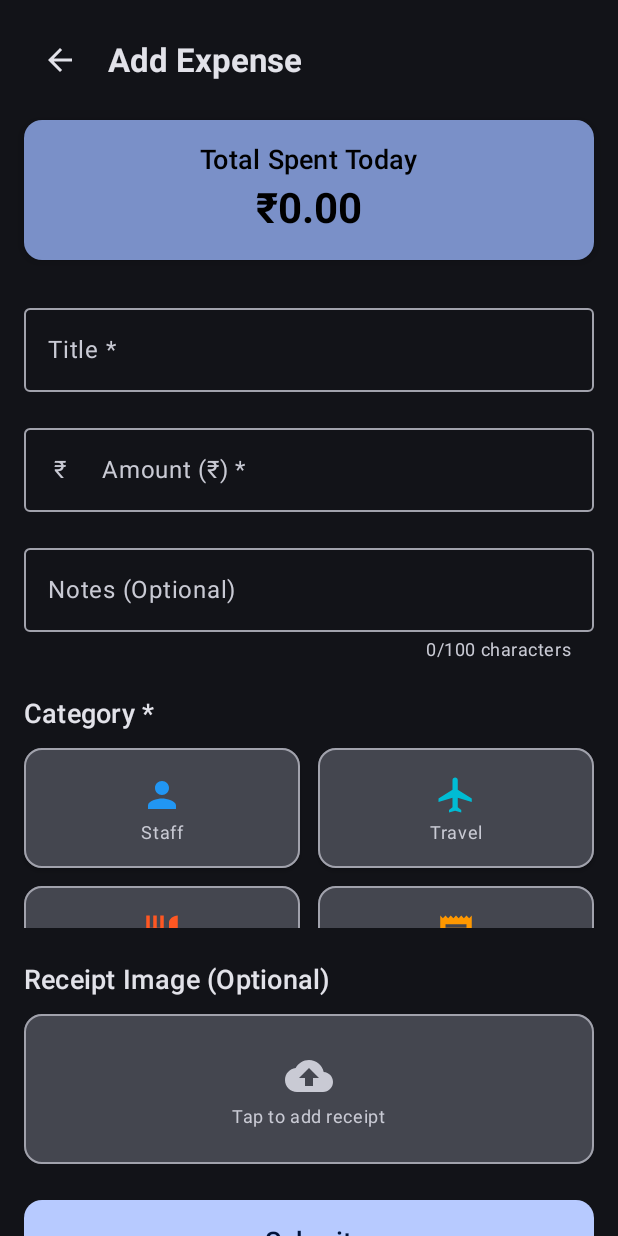
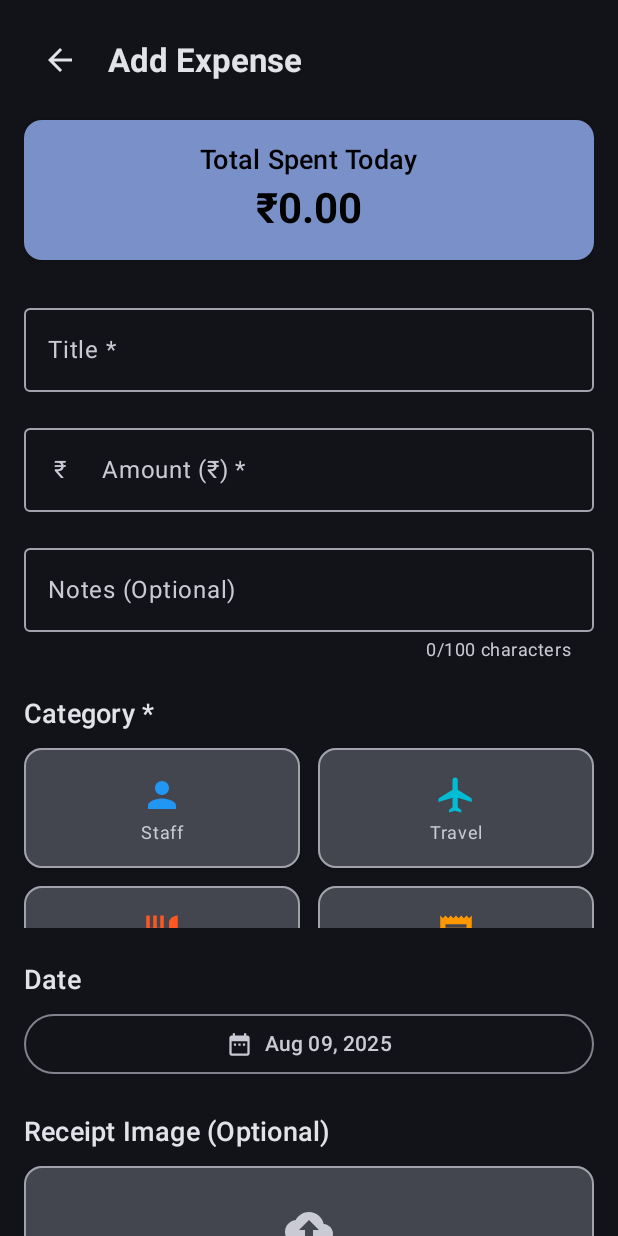
Before and after one commit to kartik-ashok/kotilinAssessmentApp, an Android app built with Jetpack Compose: the screen it shows after launch (MainActivity), after a tap on "Add Expense", on a phone screen of 412 x 824 dp. Run offline under Robolectric (Android 15) with nearby library versions, the phone set to English and light mode, and no system bars; our stand-ins replace Room's generated code; libraries missing offline, so code that uses them is left out: com.itextpdf.text; pictures from the network do not load; 2 other taps on this screen came first.

Commit message:
UI layout ideas MVVM structuring ViewModel/Data class generation UX feedback and enhancements Prompt tuning and retries Code comments & README help

```diff
--- a/kotlinAssessmentApp/app/src/main/java/com/example/kotlinassessmentapp/data/repository/ExpenseRepository.kt
+++ b/kotlinAssessmentApp/app/src/main/java/com/example/kotlinassessmentapp/data/repository/ExpenseRepository.kt
@@ -40,51 +40,7 @@ class ExpenseRepository private constructor(private val context: Context) : IExp
 
     override val expenses: Flow<List<Expense>> = expenseDao.getAllExpenses()
 
-    // Initialize with sample data on first run
-    init {
-        CoroutineScope(Dispatchers.IO).launch {
-            initializeSampleData()
-        }
-    }
-
-    private suspend fun initializeSampleData() {
-        try {
-            // Check if database is empty and add sample data
-            val currentExpenses = expenseDao.getAllExpenses()
-            currentExpenses.collect { expenseList ->
-                if (expenseList.isEmpty()) {
-                    val sampleExpenses = listOf(
-                        Expense(
-                            title = "Lunch at Restaurant",
-                            amount = 25.50,
-                            category = Categories.FOOD,
-                            description = "Lunch with colleagues",
-                            date = LocalDateTime.now().minusDays(1)
-                        ),
-                        Expense(
-                            title = "Gas Station",
-                            amount = 45.00,
-                            category = Categories.TRAVEL,
-                            description = "Weekly fuel",
-                            date = LocalDateTime.now().minusDays(2)
-                        ),
-                        Expense(
-                            title = "Grocery Shopping",
-                            amount = 85.30,
-                            category = Categories.FOOD,
-                            description = "Weekly groceries",
-                            date = LocalDateTime.now().minusDays(3)
-                        )
-                    )
-                    expenseDao.insertExpenses(sampleExpenses)
-                }
-                return@collect // Exit after first emission
-            }
-        } catch (e: Exception) {
-            // Handle initialization error gracefully
-            android.util.Log.e("ExpenseRepository", "Failed to initialize sample data", e)
-        }
-    }
+    // Repository initialized - clean start without dummy data
 
     override suspend fun addExpense(expense: Expense) {
         expenseDao.insertExpense(expense)
@@ -186,6 +142,7 @@ class ExpenseRepository private constructor(private val context: Context) : IExp
         return fileExportManager.createShareIntent(pdfResult.uri)
     }
 
+
     suspend fun getShareableReportData(): String {
         val expenses = getCurrentExpensesList()
         val totalAmount = expenses.sumOf { it.amount }
--- a/kotlinAssessmentApp/app/src/main/java/com/example/kotlinassessmentapp/ui/components/ExpenseItem.kt
+++ b/kotlinAssessmentApp/app/src/main/java/com/example/kotlinassessmentapp/ui/components/ExpenseItem.kt
@@ -5,6 +5,7 @@ import androidx.compose.foundation.clickable
 import androidx.compose.foundation.layout.*
 import androidx.compose.foundation.shape.CircleShape
 import androidx.compose.foundation.shape.RoundedCornerShape
+
 import androidx.compose.material.icons.Icons
 import androidx.compose.material.icons.filled.Delete
 import androidx.compose.material3.*
--- a/kotlinAssessmentApp/app/src/main/java/com/example/kotlinassessmentapp/ui/screens/AddExpenseScreen.kt
+++ b/kotlinAssessmentApp/app/src/main/java/com/example/kotlinassessmentapp/ui/screens/AddExpenseScreen.kt
@@ -27,6 +27,7 @@ import androidx.compose.ui.platform.LocalContext
 import androidx.compose.ui.text.font.FontWeight
 import androidx.compose.ui.text.input.KeyboardType
 import androidx.compose.ui.text.style.TextAlign
+import androidx.compose.ui.graphics.graphicsLayer
 import androidx.compose.ui.unit.dp
 import androidx.lifecycle.viewmodel.compose.viewModel
 import com.example.kotlinassessmentapp.data.model.Categories
@@ -81,6 +82,8 @@ fun AddExpenseScreen(
     var selectedCategory by remember { mutableStateOf<Category?>(null) }
     var receiptImageUri by remember { mutableStateOf<Uri?>(null) }
     var isLoadingExpense by remember { mutableStateOf(isEditMode) }
+    var selectedDate by remember { mutableStateOf(LocalDateTime.now()) }
+    var showDatePicker by remember { mutableStateOf(false) }
 
     // UI state
     var showError by remember { mutableStateOf(false) }
@@ -187,10 +190,26 @@ fun AddExpenseScreen(
         return
     }
 
-    // Animation states
+    // Enhanced Animation states
     val submitButtonScale by animateFloatAsState(
         targetValue = if (isSubmitting) 0.95f else 1f,
-        animationSpec = tween(100)
+        animationSpec = spring(
+            dampingRatio = Spring.DampingRatioMediumBouncy,
+            stiffness = Spring.StiffnessLow
+        )
+    )
+
+    val formAlpha by animateFloatAsState(
+        targetValue = if (isLoadingExpense) 0.5f else 1f,
+        animationSpec = tween(300)
+    )
+
+    val successScale by animateFloatAsState(
+        targetValue = if (showSuccessAnimation) 1.2f else 0f,
+        animationSpec = spring(
+            dampingRatio = Spring.DampingRatioMediumBouncy,
+            stiffness = Spring.StiffnessMedium
+        )
     )
 
     Column(
@@ -198,6 +217,8 @@ fun AddExpenseScreen(
             .fillMaxSize()
             .verticalScroll(rememberScrollState())
             .padding(16.dp)
+            .graphicsLayer(alpha = formAlpha)
+            .animateContentSize()
     ) {
         // Top Bar
         Row(
@@ -335,6 +356,32 @@ fun AddExpenseScreen(
                 color = MaterialTheme.colorScheme.error,
                 style = MaterialTheme.typography.bodySmall,
                 modifier = Modifier.padding(start = 16.dp, top = 4.dp)
+            )
+        }
+
+        Spacer(modifier = Modifier.height(24.dp))
+
+        // Date Selection
+        Text(
+            text = "Date",
+            style = MaterialTheme.typography.titleMedium,
+            fontWeight = FontWeight.SemiBold
+        )
+
+        Spacer(modifier = Modifier.height(8.dp))
+
+        OutlinedButton(
+            onClick = { showDatePicker = true },
+            modifier = Modifier.fillMaxWidth()
+        ) {
+            Icon(
+                Icons.Default.DateRange,
+                contentDescription = null,
+                modifier = Modifier.size(18.dp)
+            )
+            Spacer(modifier = Modifier.width(8.dp))
+            Text(
+                text = selectedDate.format(java.time.format.DateTimeFormatter.ofPattern("MMM dd, yyyy"))
             )
         }
 
@@ -485,7 +532,8 @@ fun AddExpenseScreen(
                                 amount = amount.toDouble(),
                                 category = selectedCategory!!,
                                 description = notes,
-                                receiptImageUri = receiptImageUri?.toString()
+                                receiptImageUri = receiptImageUri?.toString(),
+                                date = selectedDate
                             )
                         }
 
@@ -694,4 +742,53 @@ private fun CategoryItem(
             )
         }
     }
+
+/*
+*    // Date Picker Dialog
+    if (showDatePicker) {
+        AlertDialog(
+            onDismissRequest = { showDatePicker = false },
+            title = { Text("Select Date") },
+            text = {
+                Column {
+                    Text("Choose the date for this expense:")
+                    Spacer(modifier = Modifier.height(16.dp))
+
+                    // Simple date selection buttons for last 7 days
+                    val today = LocalDateTime.now()
+                    repeat(7) { dayOffset ->
+                        val date = today.minusDays(dayOffset.toLong())
+                        val isSelected = selectedDate.toLocalDate() == date.toLocalDate()
+
+                        OutlinedButton(
+                            onClick = {
+                                selectedDate = date
+                                showDatePicker = false
+                            },
+                            modifier = Modifier.fillMaxWidth(),
+                            colors = ButtonDefaults.outlinedButtonColors(
+                                containerColor = if (isSelected) MaterialTheme.colorScheme.primaryContainer else Color.Transparent
+                            )
+                        ) {
+                            Text(
+                                text = when (dayOffset) {
+                                    0 -> "Today - ${date.format(java.time.format.DateTimeFormatter.ofPattern("MMM dd"))}"
+                                    1 -> "Yesterday - ${date.format(java.time.format.DateTimeFormatter.ofPattern("MMM dd"))}"
+                                    else -> date.format(java.time.format.DateTimeFormatter.ofPattern("EEEE, MMM dd"))
+                                }
+                            )
+                        }
+
+                        if (dayOffset < 6) Spacer(modifier = Modifier.height(4.dp))
+                    }
+                }
+            },
+            confirmButton = {
+                TextButton(onClick = { showDatePicker = false }) {
+                    Text("Done")
+                }
+            }
+        )
+    }
+* */
 }
--- a/kotlinAssessmentApp/app/src/main/java/com/example/kotlinassessmentapp/ui/viewmodel/ExpenseViewModel.kt
+++ b/kotlinAssessmentApp/app/src/main/java/com/example/kotlinassessmentapp/ui/viewmodel/ExpenseViewModel.kt
@@ -225,7 +225,8 @@ class ExpenseViewModel(
         amount: Double,
         category: Category,
         description: String = "",
-        receiptImageUri: String? = null
+        receiptImageUri: String? = null,
+        date: LocalDateTime = LocalDateTime.now()
     ) {
         viewModelScope.launch {
             try {
@@ -253,7 +254,7 @@ class ExpenseViewModel(
                     amount = amount,
                     category = category,
                     description = description.trim(),
-                    date = LocalDateTime.now(),
+                    date = date,
                     receiptImageUri = receiptImageUri
                 )
                 repository.addExpense(expense)
```
Also changed, not shown: kotlinAssessmentApp/app/src/main/java/com/example/kotlinassessmentapp/ui/components/PieChart.kt (added, +237 -0 lines), kotlinAssessmentApp/app/src/main/java/com/example/kotlinassessmentapp/ui/screens/HomeScreen.kt (+12 -0 lines), 1 other file.
